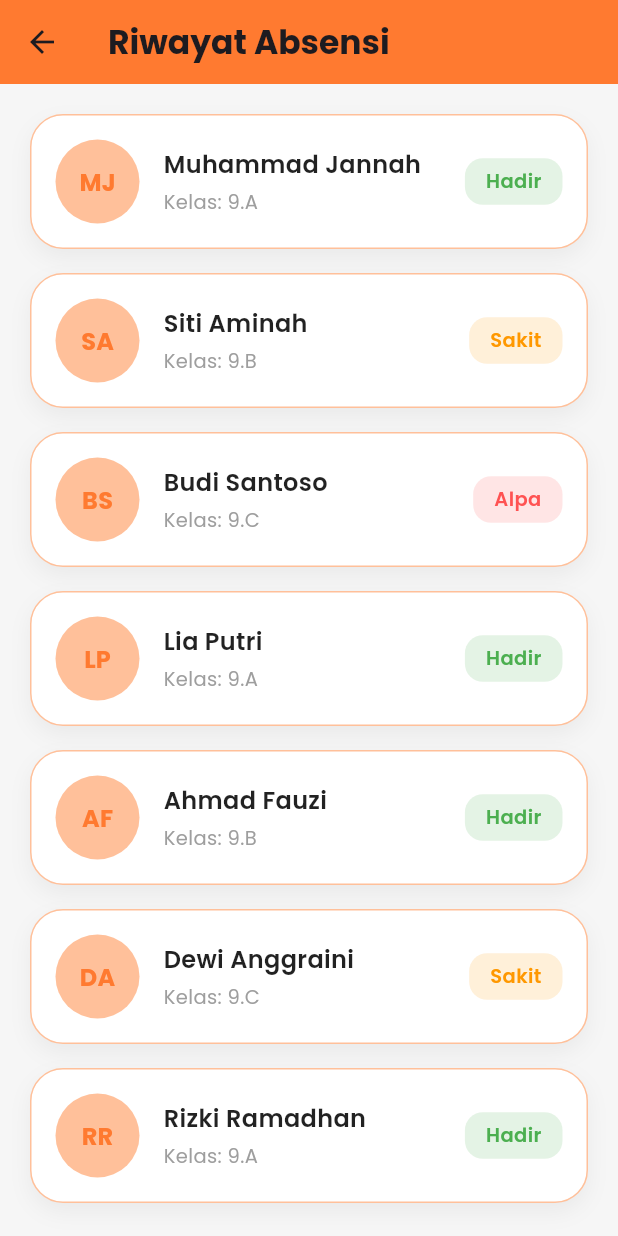
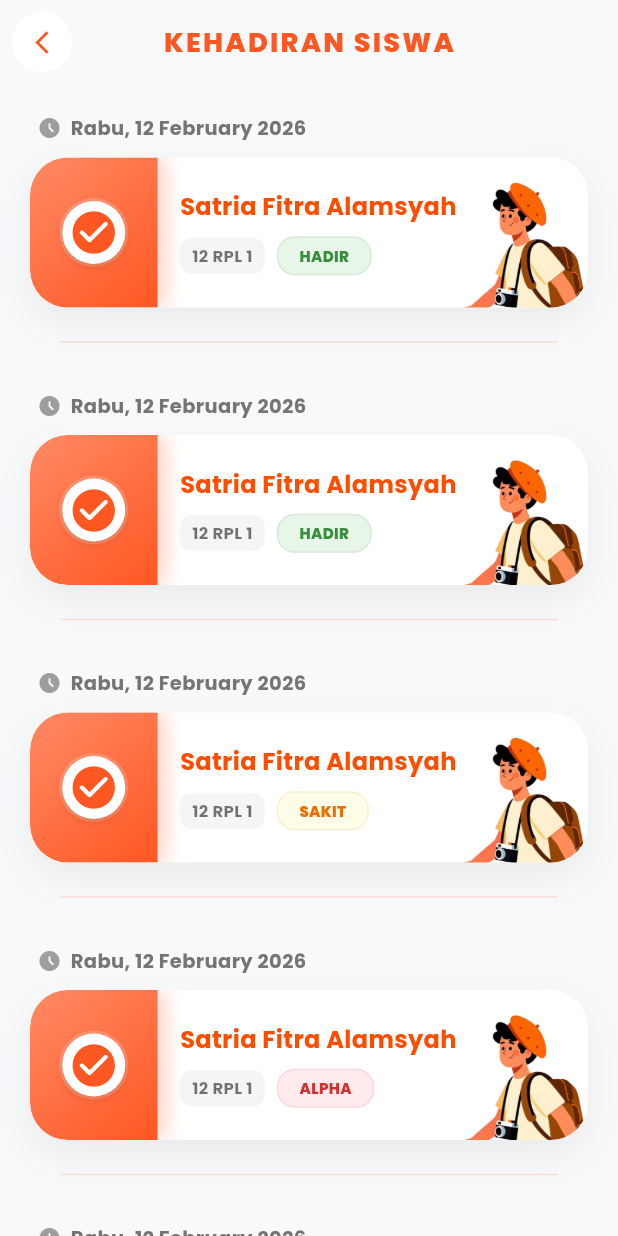
Before and after one commit to satriafitra/PROJECT-ABSENSI-SISWA-UJIKOM-FE, a Flutter app: the RiwayatAbsensiPage screen opened directly, on a phone screen of 412 x 824 dp. Run offline on Flutter 3.47's test engine with Material 3 defaults, Android fonts, the phone set to English and light mode, and no system bars; our stand-ins replace quickalert; missing offline and left inert: mobile_scanner; project files that could hold a hidden picture were left out.

Commit message:
dummy absen history

```diff
--- a/lib/main.dart
+++ b/lib/main.dart
@@ -1,3 +1,4 @@
+import 'package:absensi_app/pages/riwayat_absensi.dart';
 import 'package:flutter/material.dart';
 import 'package:intl/date_symbol_data_local.dart';
 import 'pages/navbar_page.dart';
@@ -21,7 +22,7 @@ class MyApp extends StatelessWidget {
         fontFamily: 'Poppins',
         scaffoldBackgroundColor: const Color(0xFFF6F6F6),
       ),
-      home: const LoginPage(),
+      home: const NavbarPage(),
     );
   }
 }
--- a/lib/pages/riwayat_absensi.dart
+++ b/lib/pages/riwayat_absensi.dart
@@ -1,127 +1,268 @@
 import 'package:flutter/material.dart';
-
-const orangeMain = Color(0xFFFF7A30);
-const orangeSoft = Color(0xFFFFC09A);
-const orangeDark = Color(0xFFFF3B1F);
-const textGrey = Color(0xFF9E9E9E);
 
 class RiwayatAbsensiPage extends StatelessWidget {
   const RiwayatAbsensiPage({super.key});
 
-  // Dummy data absensi
-  final List<Map<String, String>> dummyAbsensi = const [
-    {"nama": "Muhammad Jannah", "kelas": "9.A", "keterangan": "Hadir"},
-    {"nama": "Siti Aminah", "kelas": "9.B", "keterangan": "Sakit"},
-    {"nama": "Budi Santoso", "kelas": "9.C", "keterangan": "Alpa"},
-    {"nama": "Lia Putri", "kelas": "9.A", "keterangan": "Hadir"},
-    {"nama": "Ahmad Fauzi", "kelas": "9.B", "keterangan": "Hadir"},
-    {"nama": "Dewi Anggraini", "kelas": "9.C", "keterangan": "Sakit"},
-    {"nama": "Rizki Ramadhan", "kelas": "9.A", "keterangan": "Hadir"},
+  @override
+  Widget build(BuildContext context) {
+    return Scaffold(
+      // Menggunakan background abu-abu sangat muda agar card putih lebih kontras
+      backgroundColor: const Color(0xFFF8F9FA),
+      appBar: AppBar(
+        backgroundColor: Colors.transparent,
+        elevation: 0,
+        leading: Padding(
+          padding: const EdgeInsets.all(8.0),
+          child: CircleAvatar(
+            backgroundColor: Colors.white,
+            child: IconButton(
+              icon: const Icon(Icons.arrow_back_ios_new,
+                  color: Color(0xFFFF5722), size: 18),
+              onPressed: () => Navigator.maybePop(context),
+            ),
+          ),
+        ),
+        title: const Text(
+          'KEHADIRAN SISWA',
+          style: TextStyle(
+            color: Color(0xFFFF5722),
+            fontWeight: FontWeight.w900,
+            letterSpacing: 1.5,
+            fontSize: 18,
+          ),
+        ),
+        centerTitle: true,
+      ),
+      body: Stack(
+        children: [
+          ListView.builder(
+            padding: const EdgeInsets.fromLTRB(20, 10, 20,
+                120), // Padding bawah lebih besar agar tidak tertutup navbar
+            itemCount: 5,
+            itemBuilder: (context, index) {
+              List<String> statuses = [
+                'HADIR',
+                'HADIR',
+                'SAKIT',
+                'ALPHA',
+                'HADIR'
               ];
+              return AttendanceItem(status: statuses[index]);
+            },
+          ),
+        ],
+      ),
+    );
+  }
+}
+
+class AttendanceItem extends StatelessWidget {
+  final String status;
+  const AttendanceItem({super.key, required this.status});
 
   @override
   Widget build(BuildContext context) {
-    return Scaffold(
-      appBar: AppBar(
-        backgroundColor: orangeMain,
-        title: const Text(
-          "Riwayat Absensi",
-          style: TextStyle(fontFamily: 'Poppins', fontWeight: FontWeight.bold),
-        ),
-        elevation: 0,
-      ),
-      body: ListView.builder(
-        padding: const EdgeInsets.all(20),
-        itemCount: dummyAbsensi.length,
-        itemBuilder: (context, index) {
-          final item = dummyAbsensi[index];
-          Color statusColor;
-          if (item['keterangan'] == 'Hadir') {
-            statusColor = Colors.green;
-          } else if (item['keterangan'] == 'Sakit') {
-            statusColor = Colors.orange;
-          } else {
-            statusColor = Colors.redAccent;
-          }
-
-          return Container(
-            margin: const EdgeInsets.only(bottom: 16),
-            padding: const EdgeInsets.all(16),
-            decoration: BoxDecoration(
-              color: Colors.white,
-              borderRadius: BorderRadius.circular(22),
-              boxShadow: [
-                BoxShadow(
-                  color: Colors.black.withOpacity(0.05),
-                  blurRadius: 12,
-                  offset: const Offset(0, 6),
-                ),
-              ],
-              border: Border.all(color: orangeSoft, width: 1),
-            ),
+    return Column(
+      crossAxisAlignment: CrossAxisAlignment.start,
+      children: [
+        // Baris Tanggal dengan Icon Jam yang Keren
+        Padding(
+          padding: const EdgeInsets.only(left: 5, bottom: 10, top: 10),
           child: Row(
             children: [
-                // Circle Avatar with initials
-                CircleAvatar(
-                  radius: 28,
-                  backgroundColor: orangeSoft,
-                  child: Text(
-                    item['nama']!.split(' ').map((e) => e[0]).take(2).join(),
-                    style: const TextStyle(
-                        color: orangeMain,
-                        fontWeight: FontWeight.bold,
-                        fontSize: 16),
-                  ),
-                ),
-                const SizedBox(width: 16),
-                // Info nama & kelas
-                Expanded(
-                  child: Column(
-                    crossAxisAlignment: CrossAxisAlignment.start,
-                    children: [
+              const Icon(Icons.access_time_filled_rounded,
+                  size: 16, color: Colors.grey),
+              const SizedBox(width: 6),
               Text(
-                        item['nama']!,
-                        style: const TextStyle(
-                          fontFamily: 'Poppins',
-                          fontWeight: FontWeight.w600,
-                          fontSize: 16,
-                          color: Colors.black87,
-                        ),
-                      ),
-                      const SizedBox(height: 4),
-                      Text(
-                        "Kelas: ${item['kelas']!}",
-                        style: const TextStyle(
-                          fontFamily: 'Poppins',
+                "Rabu, 12 February 2026",
+                style: TextStyle(
+                  color: Colors.grey.shade600,
+                  fontWeight: FontWeight.w700,
                   fontSize: 13,
-                          color: textGrey,
                 ),
               ),
             ],
           ),
         ),
-                // Status
         Container(
-                  padding:
-                      const EdgeInsets.symmetric(horizontal: 14, vertical: 6),
+          height: 100,
           decoration: BoxDecoration(
-                    color: statusColor.withOpacity(0.15),
-                    borderRadius: BorderRadius.circular(12),
+            color: Colors.white,
+            borderRadius: BorderRadius.circular(25),
+            boxShadow: [
+              BoxShadow(
+                color: Colors.black.withOpacity(0.06),
+                blurRadius: 20,
+                offset: const Offset(0, 10),
               ),
-                  child: Text(
-                    item['keterangan']!,
+            ],
+          ),
+          child: ClipRRect(
+            borderRadius: BorderRadius.circular(25),
+            child: Stack(
+              children: [
+                Row(
+                  children: [
+                    // Sisi Kiri: Orange Container (Lekukan Cekung Premium)
+                    Container(
+                      width: 85,
+                      decoration: BoxDecoration(
+                        gradient: const LinearGradient(
+                          colors: [
+                            Color(0xFFFF8A65),
+                            Color(0xFFFF5722),
+                          ],
+                          begin: Alignment.topLeft,
+                          end: Alignment.bottomRight,
+                        ),
+                        borderRadius: const BorderRadius.only(
+                          topLeft: Radius.circular(25),
+                          bottomLeft: Radius.circular(25),
+                          // kanan sengaja tidak diberi radius
+                        ),
+                        boxShadow: [
+                          BoxShadow(
+                            color: const Color(0xFFFF5722).withOpacity(0.3),
+                            blurRadius: 12,
+                            offset: const Offset(4, 0),
+                          ),
+                        ],
+                      ),
+                      child: Center(
+                        child: Container(
+                          padding: const EdgeInsets.all(2),
+                          decoration: BoxDecoration(
+                            color: Colors.white.withOpacity(0.2),
+                            shape: BoxShape.circle,
+                          ),
+                          child: Container(
+                            padding: const EdgeInsets.all(4),
+                            decoration: const BoxDecoration(
+                              color: Colors.white,
+                              shape: BoxShape.circle,
+                              boxShadow: [
+                                BoxShadow(
+                                  color: Colors.black12,
+                                  blurRadius: 4,
+                                  offset: Offset(0, 2),
+                                ),
+                              ],
+                            ),
+                            child: const Icon(
+                              Icons.check_circle_rounded,
+                              color: Color(0xFFFF5722),
+                              size: 34,
+                            ),
+                          ),
+                        ),
+                      ),
+                    ),
+                    SizedBox(width: 15), // Tengah: Informasi Siswa
+                    Expanded(
+                      child: Column(
+                        mainAxisAlignment: MainAxisAlignment.center,
+                        crossAxisAlignment: CrossAxisAlignment.start,
+                        children: [
+                          const Text(
+                            "Satria Fitra Alamsyah",
                             style: TextStyle(
-                      fontFamily: 'Poppins',
-                      fontSize: 13,
-                      fontWeight: FontWeight.w600,
-                      color: statusColor,
+                              color: Color(0xFFFF4D00),
+                              fontWeight: FontWeight.bold,
+                              fontSize: 16,
+                            ),
+                          ),
+                          const SizedBox(height: 8),
+                          Row(
+                            children: [
+                              Container(
+                                padding: const EdgeInsets.symmetric(
+                                    horizontal: 8, vertical: 4),
+                                decoration: BoxDecoration(
+                                  color: Colors.grey.shade100,
+                                  borderRadius: BorderRadius.circular(8),
+                                ),
+                                child: const Text(
+                                  "12 RPL 1",
+                                  style: TextStyle(
+                                      color: Colors.black54,
+                                      fontSize: 11,
+                                      fontWeight: FontWeight.bold),
+                                ),
+                              ),
+                              const SizedBox(width: 8),
+                              StatusBadge(status: status),
+                            ],
+                          ),
+                        ],
+                      ),
+                    ),
+                  ],
+                ),
+                // Sisi Kanan: Image Character (Flipped)
+                Positioned(
+                  right: -10,
+                  bottom: -5,
+                  child: Transform.scale(
+                    scaleX: -1, // Flip Horizontal
+                    child: Image.asset(
+                      'lib/images/char.png',
+                      height: 95,
+                      fit: BoxFit.contain,
+                      errorBuilder: (context, error, stackTrace) => Icon(
+                          Icons.person,
+                          size: 80,
+                          color: Colors.grey.shade200),
                     ),
                   ),
                 ),
               ],
             ),
+          ),
+        ),
+        // Divider Orange Tipis
+        const Padding(
+          padding: EdgeInsets.symmetric(horizontal: 20, vertical: 15),
+          child: Divider(color: Color(0x33FF7A50), thickness: 1),
+        ),
+      ],
     );
-        },
+  }
+}
+
+class StatusBadge extends StatelessWidget {
+  final String status;
+  const StatusBadge({super.key, required this.status});
+
+  @override
+  Widget build(BuildContext context) {
+    Color bgColor;
+    Color textColor;
+
+    switch (status) {
+      case 'HADIR':
+        bgColor = const Color(0xFFE8F5E9);
+        textColor = Colors.green.shade700;
+        break;
+      case 'SAKIT':
+        bgColor = const Color(0xFFFFFDE7);
+        textColor = Colors.orange.shade800;
+        break;
+      default:
+        bgColor = const Color(0xFFFFEBEE);
+        textColor = Colors.red.shade700;
+    }
+
+    return Container(
+      padding: const EdgeInsets.symmetric(horizontal: 14, vertical: 5),
+      decoration: BoxDecoration(
+        color: bgColor,
+        borderRadius: BorderRadius.circular(12),
+        border: Border.all(color: textColor.withOpacity(0.1)),
+      ),
+      child: Text(
+        status,
+        style: TextStyle(
+            color: textColor, fontSize: 10, fontWeight: FontWeight.w900),
       ),
     );
   }
--- a/pubspec.yaml
+++ b/pubspec.yaml
@@ -28,6 +28,7 @@ flutter:
 
   assets:
     - lib/images/logo-absen.png  # Tambahkan baris ini
+    - lib/images/char.png  # Tambahkan baris ini
 
   # ===== FONT POPPINS LOCAL =====
   fonts:
```
Also changed, not shown: lib/images/char.png (added). Lines whose indentation alone changed are shown as unchanged.
